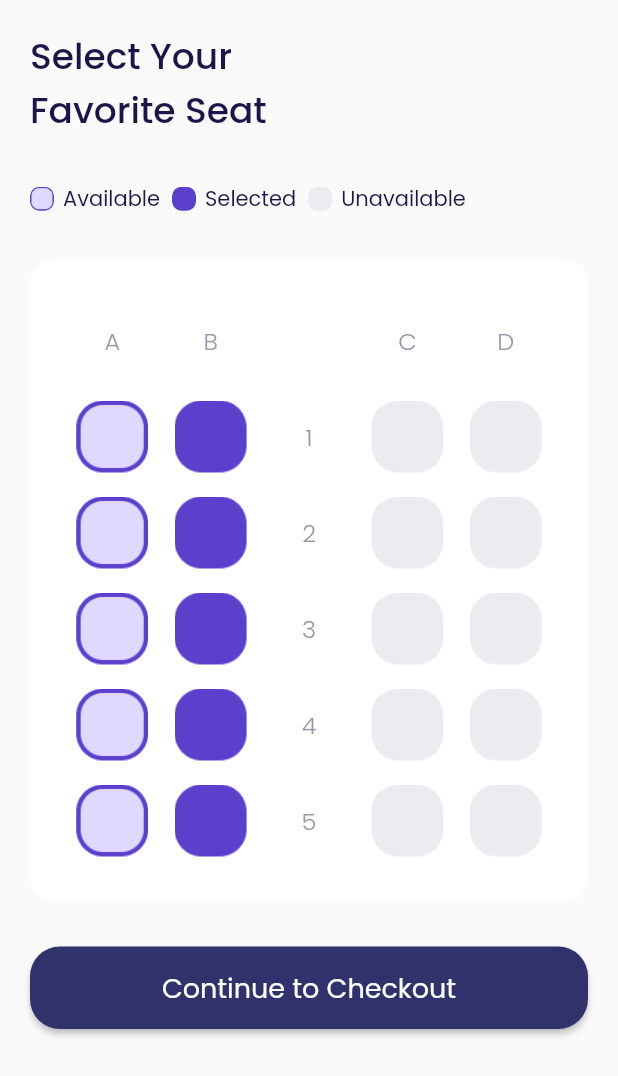
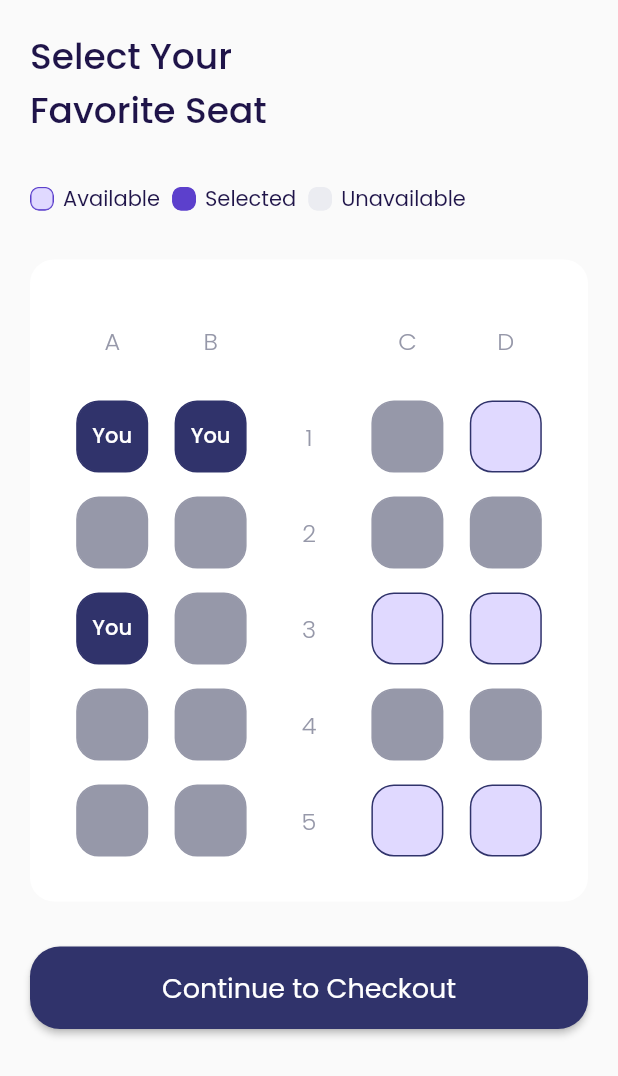
Before and after one commit to fadillaoegi/Dil-Travel, a Flutter app: the ChoseSheat screen opened by its route, on a phone screen of 412 x 824 dp. Shown: the top 1076 px of the screen. Run offline on Flutter 3.47's test engine with Material 2 defaults, Android fonts, the phone set to English and light mode, and no system bars; our stand-ins replace google_fonts.

Commit message:
Update seatChose Page

```diff
--- a/lib/main.dart
+++ b/lib/main.dart
@@ -11,9 +11,7 @@ import 'package:diltravel/pages/void_page.dart';
 import 'package:diltravel/routes/routes.dart';
 import 'package:flutter/material.dart';
 
-void main() => runApp(
-      const MainApp(),
-    );
+void main() => runApp(const MainApp());
 
 class MainApp extends StatefulWidget {
   const MainApp({Key? key}) : super(key: key);
--- a/lib/pages/chose_seat_page.dart
+++ b/lib/pages/chose_seat_page.dart
@@ -130,27 +130,20 @@ class _ChoseSheatState extends State<ChoseSheat> {
             child: Row(
               mainAxisAlignment: MainAxisAlignment.spaceAround,
               children: [
-                Container(
-                  height: 48.0,
-                  width: 48.0,
-                  decoration: BoxDecoration(
-                    borderRadius: BorderRadius.circular(8.0),
-                    image: const DecorationImage(
-                      image: AssetImage("assets/img/icon_available.png"),
-                    ),
-                  ),
+                SeatItem(
+                  statusSeat: 1,
                 ),
                 SeatItem(
-                  image: "assets/img/icon_selected.png",
+                  statusSeat: 1,
                 ),
                 SeatItemAlfabet(
                   text: "1",
                 ),
                 SeatItem(
-                  image: "assets/img/icon_unavailable.png",
+                  statusSeat: 2,
                 ),
                 SeatItem(
-                  image: "assets/img/icon_unavailable.png",
+                  statusSeat: 0,
                 ),
               ],
             ),
@@ -161,27 +154,20 @@ class _ChoseSheatState extends State<ChoseSheat> {
             child: Row(
               mainAxisAlignment: MainAxisAlignment.spaceAround,
               children: [
-                Container(
-                  height: 48.0,
-                  width: 48.0,
-                  decoration: BoxDecoration(
-                    borderRadius: BorderRadius.circular(8.0),
-                    image: const DecorationImage(
-                      image: AssetImage("assets/img/icon_available.png"),
-                    ),
-                  ),
+                SeatItem(
+                  statusSeat: 2,
                 ),
                 SeatItem(
-                  image: "assets/img/icon_selected.png",
+                  statusSeat: 2,
                 ),
                 SeatItemAlfabet(
                   text: "2",
                 ),
                 SeatItem(
-                  image: "assets/img/icon_unavailable.png",
+                  statusSeat: 2,
                 ),
                 SeatItem(
-                  image: "assets/img/icon_unavailable.png",
+                  statusSeat: 2,
                 ),
               ],
             ),
@@ -192,27 +178,20 @@ class _ChoseSheatState extends State<ChoseSheat> {
             child: Row(
               mainAxisAlignment: MainAxisAlignment.spaceAround,
               children: [
-                Container(
-                  height: 48.0,
-                  width: 48.0,
-                  decoration: BoxDecoration(
-                    borderRadius: BorderRadius.circular(8.0),
-                    image: const DecorationImage(
-                      image: AssetImage("assets/img/icon_available.png"),
-                    ),
-                  ),
+                SeatItem(
+                  statusSeat: 1,
                 ),
                 SeatItem(
-                  image: "assets/img/icon_selected.png",
+                  statusSeat: 2,
                 ),
                 SeatItemAlfabet(
                   text: "3",
                 ),
                 SeatItem(
-                  image: "assets/img/icon_unavailable.png",
+                  statusSeat: 0,
                 ),
                 SeatItem(
-                  image: "assets/img/icon_unavailable.png",
+                  statusSeat: 0,
                 ),
               ],
             ),
@@ -223,27 +202,20 @@ class _ChoseSheatState extends State<ChoseSheat> {
             child: Row(
               mainAxisAlignment: MainAxisAlignment.spaceAround,
               children: [
-                Container(
-                  height: 48.0,
-                  width: 48.0,
-                  decoration: BoxDecoration(
-                    borderRadius: BorderRadius.circular(8.0),
-                    image: const DecorationImage(
-                      image: AssetImage("assets/img/icon_available.png"),
-                    ),
-                  ),
+                SeatItem(
+                  statusSeat: 2,
                 ),
                 SeatItem(
-                  image: "assets/img/icon_selected.png",
+                  statusSeat: 2,
                 ),
                 SeatItemAlfabet(
                   text: "4",
                 ),
                 SeatItem(
-                  image: "assets/img/icon_unavailable.png",
+                  statusSeat: 2,
                 ),
                 SeatItem(
-                  image: "assets/img/icon_unavailable.png",
+                  statusSeat: 2,
                 ),
               ],
             ),
@@ -254,27 +226,20 @@ class _ChoseSheatState extends State<ChoseSheat> {
             child: Row(
               mainAxisAlignment: MainAxisAlignment.spaceAround,
               children: [
-                Container(
-                  height: 48.0,
-                  width: 48.0,
-                  decoration: BoxDecoration(
-                    borderRadius: BorderRadius.circular(8.0),
-                    image: const DecorationImage(
-                      image: AssetImage("assets/img/icon_available.png"),
-                    ),
-                  ),
+                SeatItem(
+                  statusSeat: 2,
                 ),
                 SeatItem(
-                  image: "assets/img/icon_selected.png",
+                  statusSeat: 2,
                 ),
                 SeatItemAlfabet(
                   text: "5",
                 ),
                 SeatItem(
-                  image: "assets/img/icon_unavailable.png",
+                  statusSeat: 0,
                 ),
                 SeatItem(
-                  image: "assets/img/icon_unavailable.png",
+                  statusSeat: 0,
                 ),
               ],
             ),
@@ -285,6 +250,20 @@ class _ChoseSheatState extends State<ChoseSheat> {
   }
 
   // NOTE: SECTION 4
+  Widget button() {
+    return Container(
+      margin: const EdgeInsets.only(top: 30.0),
+      child: ButtonDefault(
+        text: "Continue to Checkout",
+        radius: 17.0,
+        height: 55,
+        width: double.infinity,
+        onpress: (() {
+          print("Belum Ada Navigation");
+        }),
+      ),
+    );
+  }
 
   @override
   Widget build(BuildContext context) {
@@ -298,18 +277,7 @@ class _ChoseSheatState extends State<ChoseSheat> {
             tittle(),
             infoSeat(),
             selectSeat(),
-            Container(
-              margin: const EdgeInsets.only(top: 30.0),
-              child: ButtonDefault(
-                text: "Continue to Checkout",
-                radius: 17.0,
-                height: 55,
-                width: double.infinity,
-                onpress: (() {
-                  print("Belum Ada Navigation");
-                }),
-              ),
-            )
+            button(),
           ],
         ),
       ),
--- a/lib/widgets/seat_widget.dart
+++ b/lib/widgets/seat_widget.dart
@@ -1,10 +1,57 @@
+import 'package:diltravel/styles/colors.dart';
 import 'package:diltravel/styles/text_style.dart';
 import 'package:flutter/material.dart';
 
 // ignore: must_be_immutable
 class SeatItem extends StatelessWidget {
-  String? image;
-  SeatItem({super.key, this.image});
+  // String? image;
+  SeatItem({
+    super.key,
+    this.statusSeat = 0,
+  });
+
+  // NOTE: 0.AVAILABLE 1.SELECTED 2.UNAVAILABLE
+  int statusSeat;
+  backgroundSeat() {
+    switch (statusSeat) {
+      case 0:
+        return const Color(0xffE0D9FF);
+      case 1:
+        return ColorDilTravel.primary;
+      case 2:
+        return ColorDilTravel.grey;
+    }
+  }
+
+  border() {
+    switch (statusSeat) {
+      case 0:
+        // NOTE:
+        return ColorDilTravel.primary;
+      case 1:
+        return ColorDilTravel.primary;
+      case 2:
+        return ColorDilTravel.grey;
+    }
+  }
+
+  child() {
+    switch (statusSeat) {
+      case 0:
+        // NOTE:
+        return const SizedBox();
+      case 1:
+        return Center(
+          child: Text(
+            "You",
+            style: tittleText.copyWith(
+                fontSize: 14.0, color: ColorDilTravel.white),
+          ),
+        );
+      case 2:
+        return const SizedBox();
+    }
+  }
 
   @override
   Widget build(BuildContext context) {
@@ -15,17 +62,18 @@ class SeatItem extends StatelessWidget {
           height: 48.0,
           width: 48.0,
           decoration: BoxDecoration(
-            borderRadius: BorderRadius.circular(8.0),
-            image: DecorationImage(
-              image: AssetImage(image!),
-            ),
+            color: backgroundSeat(),
+            borderRadius: BorderRadius.circular(15.0),
+            border: Border.all(color: border()),
           ),
+          child: child(),
         ),
       ],
     );
   }
 }
 
+// ignore: must_be_immutable
 class SeatItemAlfabet extends StatelessWidget {
   String? text;
   SeatItemAlfabet({super.key, this.text});
@@ -33,6 +81,7 @@ class SeatItemAlfabet extends StatelessWidget {
   @override
   Widget build(BuildContext context) {
     return Container(
+      decoration: const BoxDecoration(),
       height: 48.0,
       width: 48.0,
       child: Center(
```
